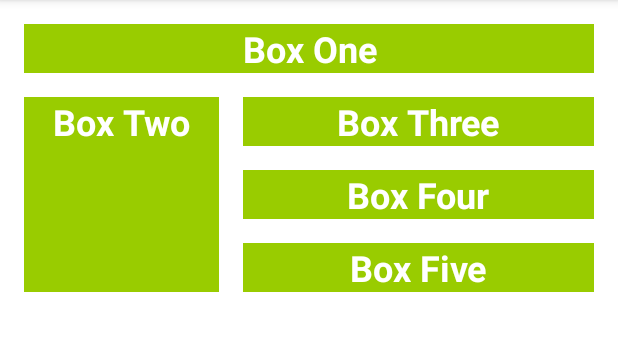
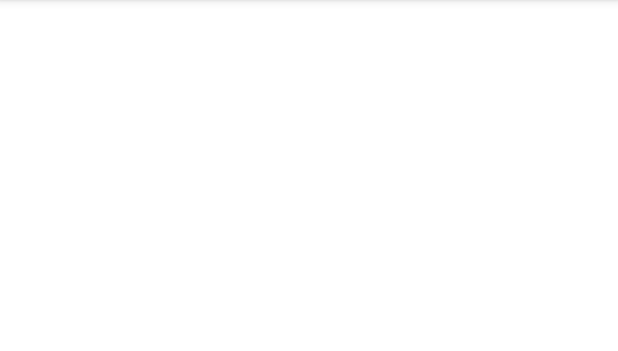
Before and after one commit to bejanandreiyps/color_my_views, an Android app: the screen it shows after launch (MainActivity), on a phone screen of 412 x 824 dp, the part 84-435 px from its top. Run offline under Robolectric (Android 15) with nearby library versions, the phone set to English and light mode, and no system bars; Roboto replaces fonts that are not available here.

Commit message:
Added clickHandlers to the text views.

```diff
--- a/app/src/main/java/com/example/colormyviews/MainActivity.kt
+++ b/app/src/main/java/com/example/colormyviews/MainActivity.kt
@@ -1,11 +1,41 @@
 package com.example.colormyviews
 
+import android.graphics.Color
 import androidx.appcompat.app.AppCompatActivity
 import android.os.Bundle
+import android.view.View
+import android.widget.TextView
 
 class MainActivity : AppCompatActivity() {
     override fun onCreate(savedInstanceState: Bundle?) {
         super.onCreate(savedInstanceState)
         setContentView(R.layout.activity_main)
+        setListeners()
+    }
+    private fun makeColored(view: View) {
+        when (view.id) {
+            R.id.box_one_text -> view.setBackgroundColor(Color.DKGRAY)
+            R.id.box_two_text -> view.setBackgroundColor(Color.GRAY)
+            R.id.box_three_text -> view.setBackgroundColor(Color.BLUE)
+            R.id.box_four_text -> view.setBackgroundColor(Color.MAGENTA)
+            R.id.box_five_text -> view.setBackgroundColor(Color.BLUE)
+            else -> view.setBackgroundColor(Color.LTGRAY)
+        }
+    }
+    private fun setListeners() {
+
+        val boxOneText = findViewById<TextView>(R.id.box_one_text)
+        val boxTwoText = findViewById<TextView>(R.id.box_two_text)
+        val boxThreeText = findViewById<TextView>(R.id.box_three_text)
+        val boxFourText = findViewById<TextView>(R.id.box_four_text)
+        val boxFiveText = findViewById<TextView>(R.id.box_five_text)
+
+        val rootConstraintLayout = findViewById<View>(R.id.constraint_layout)
+        val clickableViews: List<View> =
+            listOf(boxOneText, boxTwoText, boxThreeText,
+                boxFourText, boxFiveText, rootConstraintLayout)
+        for (item in clickableViews) {
+            item.setOnClickListener { makeColored(it) }
+        }
     }
 }
--- a/app/src/main/res/layout/activity_main.xml
+++ b/app/src/main/res/layout/activity_main.xml
@@ -1,5 +1,6 @@
 <?xml version="1.0" encoding="utf-8"?>
 <androidx.constraintlayout.widget.ConstraintLayout xmlns:android="http://schemas.android.com/apk/res/android"
+    android:id="@+id/constraint_layout"
     xmlns:app="http://schemas.android.com/apk/res-auto"
     xmlns:tools="http://schemas.android.com/tools"
     android:layout_width="match_parent"
--- a/app/src/main/res/values/styles.xml
+++ b/app/src/main/res/values/styles.xml
@@ -1,7 +1,7 @@
 <?xml version="1.0" encoding="utf-8"?>
 <resources>
     <style name="whiteBox">
-        <item name="android:background">@android:color/holo_green_light</item>
+        <item name="android:background">@android:color/white</item>
         <item name="android:textAlignment">center</item>
         <item name="android:textSize">@dimen/box_text_size</item>
         <item name="android:textStyle">bold</item>
```
